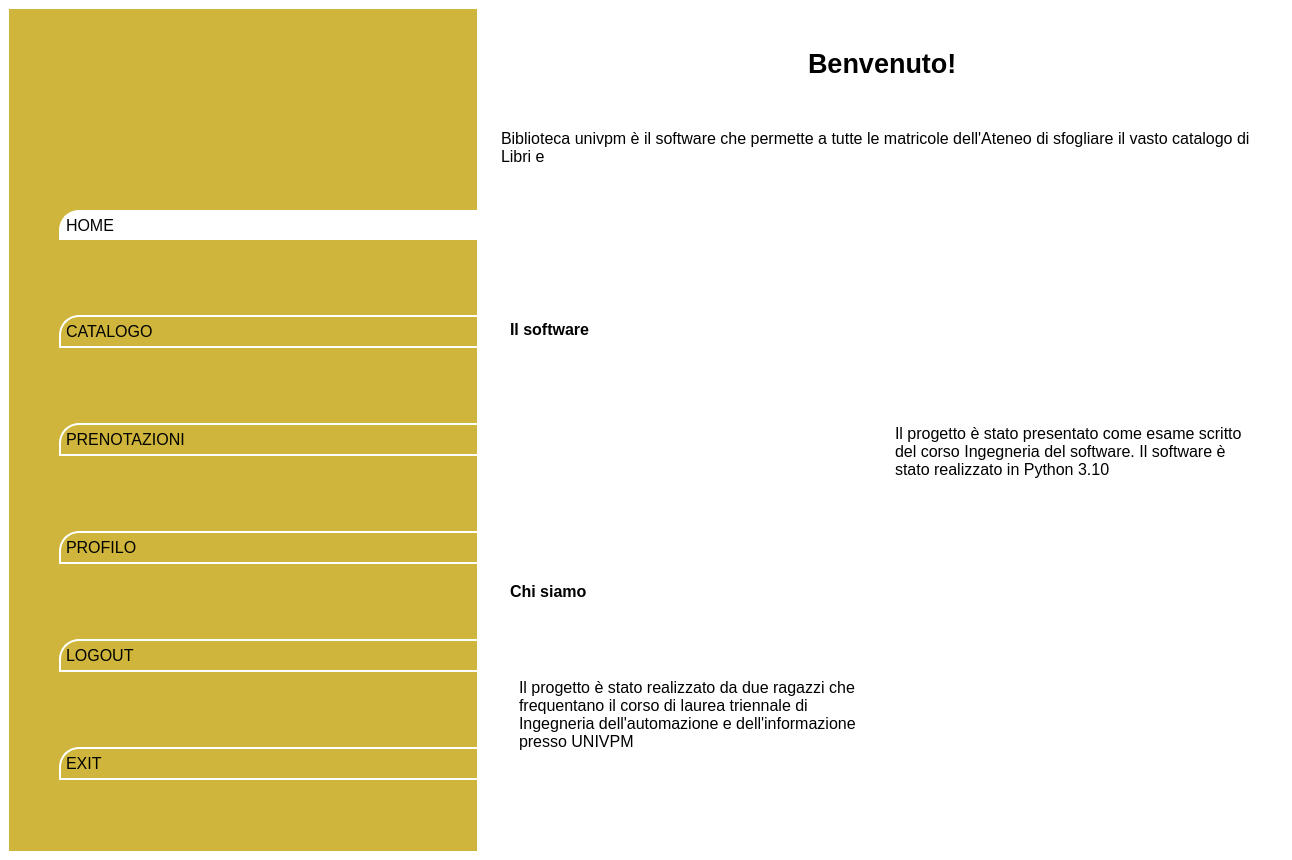
Old version of the form View/Studente/UI files/dashboard.ui in the repository FrancescoFinizii/Biblioteca-universitaria.
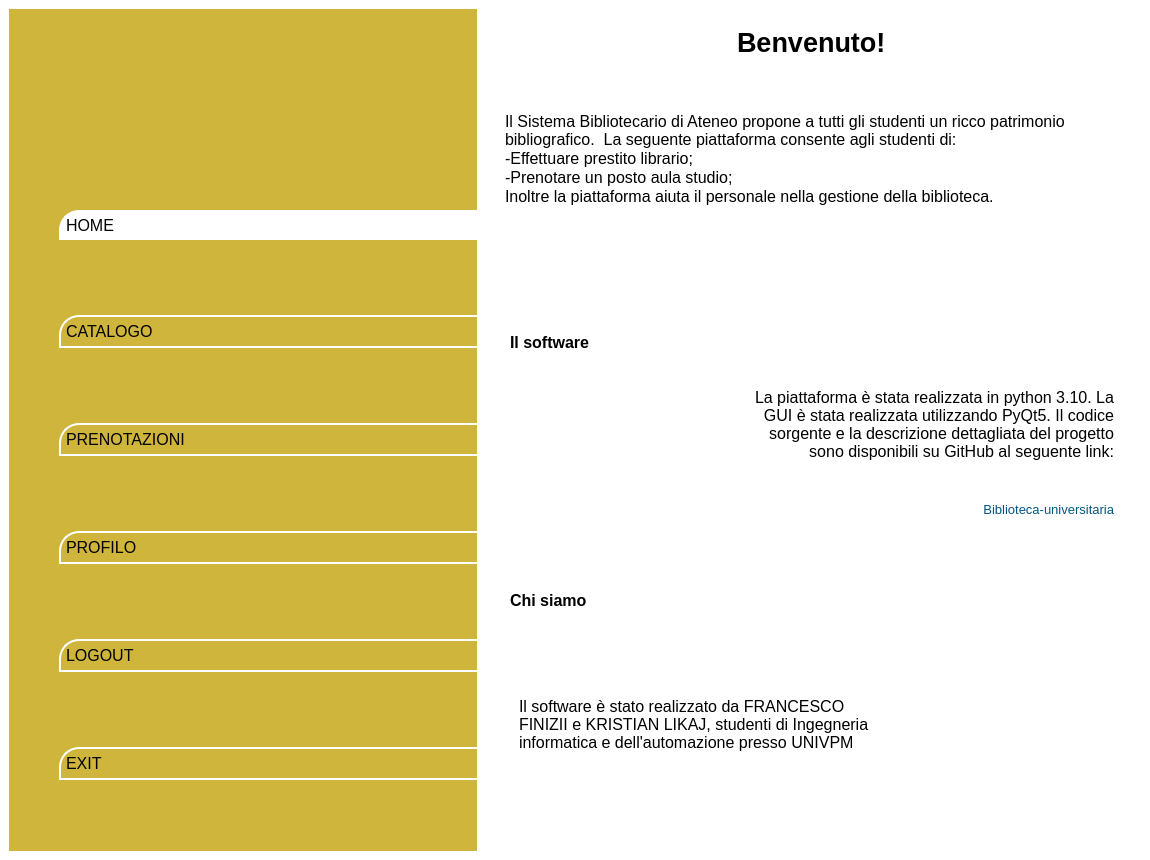
New version of the form. Icons and pictures are not drawn.

What changed in the file:
```diff
--- a/View/Studente/UI files/dashboard.ui
+++ b/View/Studente/UI files/dashboard.ui
@@ -466,50 +466,26 @@
      </widget>
     </item>
     <item>
-     <widget class="QWidget" name="mainBody" native="true">
-      <layout class="QVBoxLayout" name="verticalLayout">
-       <property name="spacing">
-        <number>0</number>
-       </property>
-       <property name="leftMargin">
-        <number>0</number>
-       </property>
-       <property name="topMargin">
-        <number>0</number>
-       </property>
-       <property name="rightMargin">
-        <number>0</number>
-       </property>
-       <property name="bottomMargin">
-        <number>0</number>
-       </property>
-       <item>
         <widget class="QStackedWidget" name="stackedWidget">
-         <property name="minimumSize">
-          <size>
-           <width>800</width>
-           <height>800</height>
-          </size>
-         </property>
-         <property name="maximumSize">
-          <size>
-           <width>800</width>
-           <height>800</height>
-          </size>
-         </property>
          <property name="currentIndex">
           <number>0</number>
          </property>
-         <widget class="QWidget" name="homePage">
-          <layout class="QVBoxLayout" name="verticalLayout_7">
-           <item alignment="Qt::AlignTop">
-            <widget class="QWidget" name="widget_3" native="true">
-             <layout class="QVBoxLayout" name="verticalLayout_8">
+      <widget class="QWidget" name="homePage_2">
+       <layout class="QVBoxLayout" name="verticalLayout_17">
+        <item>
+         <widget class="QWidget" name="widget_4" native="true">
+          <property name="sizePolicy">
+           <sizepolicy hsizetype="Preferred" vsizetype="Fixed">
+            <horstretch>0</horstretch>
+            <verstretch>0</verstretch>
+           </sizepolicy>
+          </property>
+          <layout class="QVBoxLayout" name="verticalLayout_18">
               <property name="spacing">
                <number>50</number>
               </property>
               <item alignment="Qt::AlignHCenter">
-               <widget class="QLabel" name="label_4">
+            <widget class="QLabel" name="label_5">
                 <property name="sizePolicy">
                  <sizepolicy hsizetype="Preferred" vsizetype="Fixed">
                   <horstretch>0</horstretch>
@@ -529,30 +505,25 @@
                </widget>
               </item>
               <item>
-               <widget class="QLabel" name="label_5">
+            <widget class="QTextBrowser" name="textBrowser_2">
                 <property name="sizePolicy">
-                 <sizepolicy hsizetype="Preferred" vsizetype="Fixed">
+              <sizepolicy hsizetype="Expanding" vsizetype="Fixed">
                   <horstretch>0</horstretch>
                   <verstretch>0</verstretch>
                  </sizepolicy>
                 </property>
-                <property name="font">
-                 <font>
-                  <pointsize>12</pointsize>
-                  <stylestrategy>PreferDefault</stylestrategy>
-                 </font>
-                </property>
-                <property name="autoFillBackground">
-                 <bool>false</bool>
-                </property>
-                <property name="text">
-                 <string>Biblioteca univpm è il software che permette a tutte le matricole dell'Ateneo di sfogliare il vasto catalogo di Libri e </string>
-                </property>
-                <property name="wordWrap">
-                 <bool>true</bool>
-                </property>
-                <property name="margin">
-                 <number>0</number>
+             <property name="styleSheet">
+              <string notr="true">border:None;</string>
+             </property>
+             <property name="html">
+              <string>&lt;!DOCTYPE HTML PUBLIC &quot;-//W3C//DTD HTML 4.0//EN&quot; &quot;http://www.w3.org/TR/REC-html40/strict.dtd&quot;&gt;
+&lt;html&gt;&lt;head&gt;&lt;meta name=&quot;qrichtext&quot; content=&quot;1&quot; /&gt;&lt;style type=&quot;text/css&quot;&gt;
+p, li { white-space: pre-wrap; }
+&lt;/style&gt;&lt;/head&gt;&lt;body style=&quot; font-family:'MS Shell Dlg 2'; font-size:7.8pt; font-weight:400; font-style:normal;&quot;&gt;
+&lt;p style=&quot; margin-top:0px; margin-bottom:0px; margin-left:0px; margin-right:0px; -qt-block-indent:0; text-indent:0px;&quot;&gt;&lt;span style=&quot; font-size:12pt;&quot;&gt;Il Sistema Bibliotecario di Ateneo propone a tutti gli studenti un ricco patrimonio bibliografico.  La seguente piattaforma consente agli studenti di:&lt;/span&gt;&lt;/p&gt;
+&lt;p style=&quot; margin-top:0px; margin-bottom:0px; margin-left:0px; margin-right:0px; -qt-block-indent:0; text-indent:0px;&quot;&gt;&lt;span style=&quot; font-size:12pt;&quot;&gt;-Effettuare prestito librario;&lt;/span&gt;&lt;/p&gt;
+&lt;p style=&quot; margin-top:0px; margin-bottom:0px; margin-left:0px; margin-right:0px; -qt-block-indent:0; text-indent:0px;&quot;&gt;&lt;span style=&quot; font-size:12pt;&quot;&gt;-Prenotare un posto aula studio;&lt;/span&gt;&lt;/p&gt;
+&lt;p style=&quot; margin-top:0px; margin-bottom:0px; margin-left:0px; margin-right:0px; -qt-block-indent:0; text-indent:0px;&quot;&gt;&lt;span style=&quot; font-size:12pt;&quot;&gt;Inoltre la piattaforma aiuta il personale nella gestione della biblioteca.&lt;/span&gt;&lt;/p&gt;&lt;/body&gt;&lt;/html&gt;</string>
                 </property>
                </widget>
               </item>
@@ -560,8 +531,8 @@
             </widget>
            </item>
            <item>
-            <widget class="QWidget" name="widget_2" native="true">
-             <layout class="QVBoxLayout" name="verticalLayout_9">
+         <widget class="QWidget" name="widget_14" native="true">
+          <layout class="QVBoxLayout" name="verticalLayout_19">
               <item>
                <widget class="QWidget" name="widget_7" native="true">
                 <property name="sizePolicy">
@@ -592,13 +563,28 @@
                <widget class="QWidget" name="widget_6" native="true">
                 <layout class="QHBoxLayout" name="horizontalLayout_2">
                  <item>
-                  <widget class="QWidget" name="widget_8" native="true">
-                   <layout class="QVBoxLayout" name="verticalLayout_11">
+               <widget class="QWidget" name="widget_17" native="true">
+                <layout class="QVBoxLayout" name="verticalLayout_21">
+                 <property name="spacing">
+                  <number>0</number>
+                 </property>
+                 <property name="leftMargin">
+                  <number>0</number>
+                 </property>
+                 <property name="topMargin">
+                  <number>0</number>
+                 </property>
+                 <property name="rightMargin">
+                  <number>0</number>
+                 </property>
+                 <property name="bottomMargin">
+                  <number>0</number>
+                 </property>
                     <item>
-                     <widget class="QLabel" name="label_7">
+                  <widget class="QLabel" name="label_13">
                       <property name="maximumSize">
                        <size>
-                        <width>200</width>
+                     <width>250</width>
                         <height>200</height>
                        </size>
                       </property>
@@ -617,8 +603,11 @@
                   </widget>
                  </item>
                  <item>
-                  <widget class="QWidget" name="widget_9" native="true">
-                   <layout class="QVBoxLayout" name="verticalLayout_12">
+               <widget class="QWidget" name="widget_18" native="true">
+                <layout class="QVBoxLayout" name="verticalLayout_22">
+                 <property name="rightMargin">
+                  <number>0</number>
+                 </property>
                     <item>
                      <widget class="QLabel" name="label_8">
                       <property name="font">
@@ -627,13 +616,39 @@
                        </font>
                       </property>
                       <property name="text">
-                       <string>Il progetto è stato presentato come esame scritto del corso Ingegneria del software. Il software è stato realizzato in Python 3.10</string>
+                    <string>La piattaforma è stata realizzata in python 3.10. La GUI è stata realizzata utilizzando PyQt5. Il codice sorgente e la descrizione dettagliata del progetto sono disponibili su GitHub al seguente link:</string>
+                   </property>
+                   <property name="alignment">
+                    <set>Qt::AlignRight|Qt::AlignTrailing|Qt::AlignVCenter</set>
                       </property>
                       <property name="wordWrap">
                        <bool>true</bool>
                       </property>
                      </widget>
                     </item>
+                 <item>
+                  <widget class="QPushButton" name="link">
+                   <property name="sizePolicy">
+                    <sizepolicy hsizetype="Preferred" vsizetype="Preferred">
+                     <horstretch>0</horstretch>
+                     <verstretch>0</verstretch>
+                    </sizepolicy>
+                   </property>
+                   <property name="font">
+                    <font>
+                     <pointsize>10</pointsize>
+                    </font>
+                   </property>
+                   <property name="styleSheet">
+                    <string notr="true">border:None;
+color:  rgb(0, 86, 129);
+text-align: right;</string>
+                   </property>
+                   <property name="text">
+                    <string>Biblioteca-universitaria</string>
+                   </property>
+                  </widget>
+                 </item>
                    </layout>
                   </widget>
                  </item>
@@ -644,8 +659,8 @@
             </widget>
            </item>
            <item>
-            <widget class="QWidget" name="widget_5" native="true">
-             <layout class="QVBoxLayout" name="verticalLayout_13">
+         <widget class="QWidget" name="widget_19" native="true">
+          <layout class="QVBoxLayout" name="verticalLayout_23">
               <item>
                <widget class="QWidget" name="widget_10" native="true">
                 <property name="sizePolicy">
@@ -654,7 +669,10 @@
                   <verstretch>0</verstretch>
                  </sizepolicy>
                 </property>
-                <layout class="QVBoxLayout" name="verticalLayout_14">
+             <layout class="QVBoxLayout" name="verticalLayout_24">
+              <property name="topMargin">
+               <number>0</number>
+              </property>
                  <item>
                   <widget class="QLabel" name="label_9">
                    <property name="sizePolicy">
@@ -679,8 +697,11 @@
                </widget>
               </item>
               <item>
-               <widget class="QWidget" name="widget_11" native="true">
-                <layout class="QHBoxLayout" name="horizontalLayout_4">
+            <widget class="QWidget" name="widget_21" native="true">
+             <layout class="QHBoxLayout" name="horizontalLayout_5">
+              <property name="topMargin">
+               <number>0</number>
+              </property>
                  <item>
                   <widget class="QWidget" name="widget_12" native="true">
                    <layout class="QVBoxLayout" name="verticalLayout_15">
@@ -692,7 +713,7 @@
                        </font>
                       </property>
                       <property name="text">
-                       <string>Il progetto è stato realizzato da due ragazzi che frequentano il corso di laurea triennale di Ingegneria dell'automazione e dell'informazione presso UNIVPM</string>
+                    <string>Il software è stato realizzato da FRANCESCO FINIZII e KRISTIAN LIKAJ, studenti di Ingegneria informatica e dell'automazione presso UNIVPM</string>
                       </property>
                       <property name="wordWrap">
                        <bool>true</bool>
@@ -709,8 +730,8 @@
                      <widget class="QLabel" name="label_11">
                       <property name="maximumSize">
                        <size>
-                        <width>200</width>
-                        <height>200</height>
+                     <width>150</width>
+                     <height>150</height>
                        </size>
                       </property>
                       <property name="text">
@@ -735,9 +756,6 @@
            </item>
           </layout>
          </widget>
-        </widget>
-       </item>
-      </layout>
      </widget>
     </item>
    </layout>
```
Left out of the diff: 36 changed lines with no effect on the pictures. Lines whose indentation alone changed are shown as unchanged.
